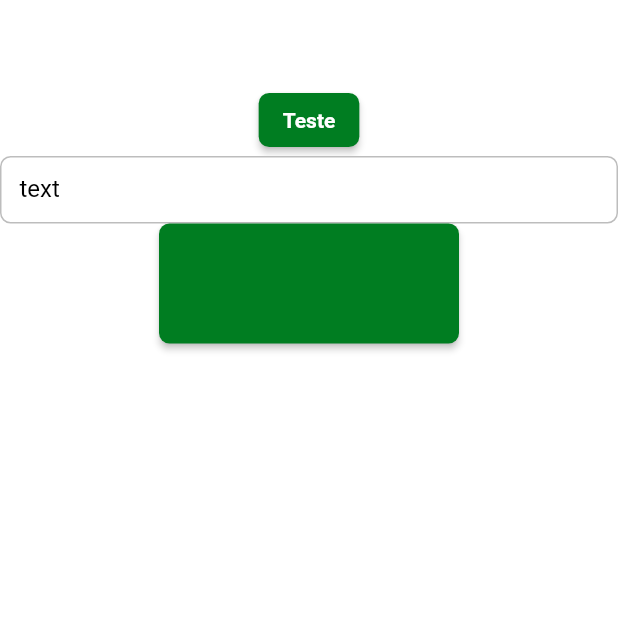
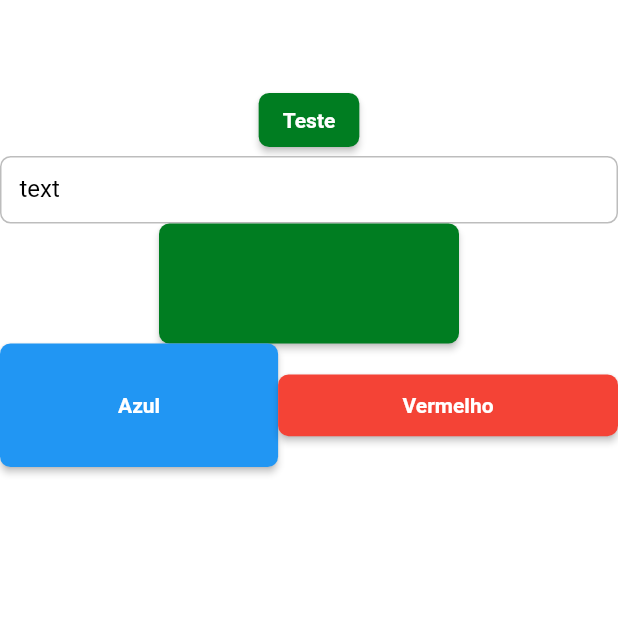
Before and after one commit to leandrorochaadm/vakinha_burger_bloc, a Flutter app: the screen it shows after launch, on a phone screen of 412 x 824 dp, the top half of it. Run offline on Flutter 3.47's test engine with Material 2 defaults, Android fonts, the phone set to English and light mode, and no system bars; our stand-ins replace dio; Roboto replaces fonts that are missing (mplus1).

```diff
--- a/lib/app/pages/splash/splash_page.dart
+++ b/lib/app/pages/splash/splash_page.dart
@@ -1,5 +1,6 @@
 import 'package:flutter/material.dart';
 import 'package:vakinha_burger/app/core/config/env/env.dart';
+import 'package:vakinha_burger/app/core/ui/helper/size_extesions.dart';
 import 'package:vakinha_burger/app/core/ui/widgets/widgets.dart';
 
 class SplashPage extends StatelessWidget {
@@ -21,6 +22,28 @@ class SplashPage extends StatelessWidget {
           height: 80,
           onPressed: () {},
         ),
+        Row(
+          children: [
+            SizedBox(
+              width: context.percentWidth(.45),
+              height: context.percentHeight(.1),
+              child: ElevatedButton(
+                onPressed: () {},
+                child: Text('Azul'),
+                style: ElevatedButton.styleFrom(backgroundColor: Colors.blue),
+              ),
+            ),
+            SizedBox(
+              width: context.percentWidth(.55),
+              height: context.percentHeight(.05),
+              child: ElevatedButton(
+                onPressed: () {},
+                child: Text('Vermelho'),
+                style: ElevatedButton.styleFrom(backgroundColor: Colors.red),
+              ),
+            ),
+          ],
+        )
       ]),
     );
   }
```
Also changed, not shown: lib/app/core/ui/helper/size_extesions.dart (added, +9 -0 lines).
